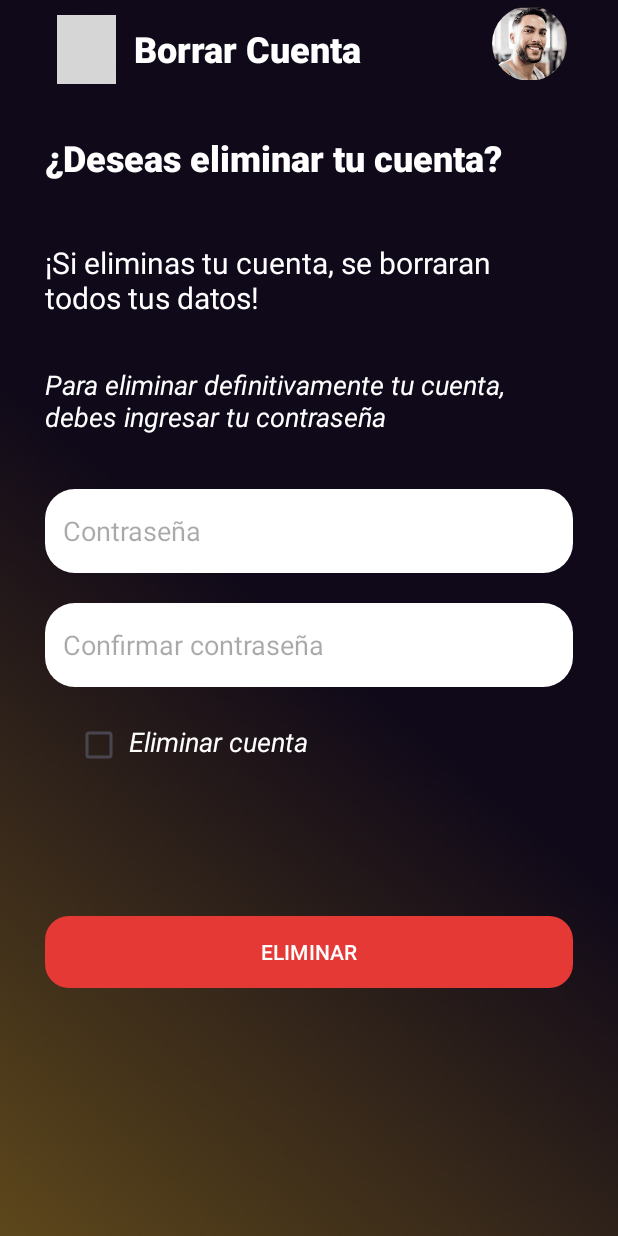
After one commit to ispcapp/GymApp-mobile, an Android app: the layout fragment_delete_account.xml on its own in the app's theme, with its tools: preview values and no code run, on a phone screen of 412 x 824 dp. The commit adds this screen. Run offline under Robolectric (Android 15) with nearby library versions, the phone set to English and light mode, and no system bars; grey boxes are pictures that could not be loaded.

Commit message:
Subiendo pantalla/vista Ajustes-Borrar Cuenta

```diff
--- /dev/null
+++ b/gymApp/app/src/main/java/com/ispcapp/gymapp/DeleteAccountFragment.java
@@ -0,0 +1,64 @@
+package com.ispcapp.gymapp;
+
+import android.os.Bundle;
+
+import androidx.fragment.app.Fragment;
+
+import android.view.LayoutInflater;
+import android.view.View;
+import android.view.ViewGroup;
+
+/**
+ * A simple {@link Fragment} subclass.
+ * Use the {@link DeleteAccountFragment#newInstance} factory method to
+ * create an instance of this fragment.
+ */
+public class DeleteAccountFragment extends Fragment {
+
+    // TODO: Rename parameter arguments, choose names that match
+    // the fragment initialization parameters, e.g. ARG_ITEM_NUMBER
+    private static final String ARG_PARAM1 = "param1";
+    private static final String ARG_PARAM2 = "param2";
+
+    // TODO: Rename and change types of parameters
+    private String mParam1;
+    private String mParam2;
+
+    public DeleteAccountFragment() {
+        // Required empty public constructor
+    }
+
+    /**
+     * Use this factory method to create a new instance of
+     * this fragment using the provided parameters.
+     *
+     * @param param1 Parameter 1.
+     * @param param2 Parameter 2.
+     * @return A new instance of fragment DeleteAccountFragment.
+     */
+    // TODO: Rename and change types and number of parameters
+    public static DeleteAccountFragment newInstance(String param1, String param2) {
+        DeleteAccountFragment fragment = new DeleteAccountFragment();
+        Bundle args = new Bundle();
+        args.putString(ARG_PARAM1, param1);
+        args.putString(ARG_PARAM2, param2);
+        fragment.setArguments(args);
+        return fragment;
+    }
+
+    @Override
+    public void onCreate(Bundle savedInstanceState) {
+        super.onCreate(savedInstanceState);
+        if (getArguments() != null) {
+            mParam1 = getArguments().getString(ARG_PARAM1);
+            mParam2 = getArguments().getString(ARG_PARAM2);
+        }
+    }
+
+    @Override
+    public View onCreateView(LayoutInflater inflater, ViewGroup container,
+                             Bundle savedInstanceState) {
+        // Inflate the layout for this fragment
+        return inflater.inflate(R.layout.fragment_delete_account, container, false);
+    }
+}
--- a/gymApp/app/src/main/java/com/ispcapp/gymapp/SettingsFragment.java
+++ b/gymApp/app/src/main/java/com/ispcapp/gymapp/SettingsFragment.java
@@ -39,6 +39,18 @@ public class SettingsFragment extends Fragment {
                         .commit();
             }
         });
+
+        tv_delete_account_settings = componentFragment.findViewById(R.id.tv_delete_account_settings);
+        tv_delete_account_settings.setOnClickListener(new View.OnClickListener() {
+            @Override
+            public void onClick(View v) {
+                fragmentManager.beginTransaction()
+                        .replace(R.id.fcv_settings, DeleteAccountFragment.class, null)
+                        .setReorderingAllowed(true)
+                        .addToBackStack("name")
+                        .commit();
+            }
+        });
         return componentFragment;
     }
 }
--- /dev/null
+++ b/gymApp/app/src/main/res/layout/fragment_delete_account.xml
@@ -0,0 +1,170 @@
+<?xml version="1.0" encoding="utf-8"?>
+<androidx.constraintlayout.widget.ConstraintLayout xmlns:android="http://schemas.android.com/apk/res/android"
+    xmlns:app="http://schemas.android.com/apk/res-auto"
+    xmlns:tools="http://schemas.android.com/tools"
+    android:layout_width="match_parent"
+    android:layout_height="match_parent"
+    android:background="@drawable/background_gradiant"
+    tools:context=".DeleteAccountFragment">
+
+
+    <TextView
+        android:id="@+id/textView32"
+        android:layout_width="0dp"
+        android:layout_height="wrap_content"
+        android:layout_marginTop="24dp"
+        android:fontFamily="sans-serif"
+        android:text="@string/txt_delete_account3"
+        android:textColor="@color/white"
+        android:textSize="18sp"
+        android:textStyle="italic"
+        app:layout_constraintEnd_toStartOf="@+id/guideline20"
+        app:layout_constraintStart_toEndOf="@+id/checkBox"
+        app:layout_constraintTop_toBottomOf="@+id/editTextTextPassword12" />
+
+    <com.google.android.material.imageview.ShapeableImageView
+        android:id="@+id/iv_avatar_profile11"
+        android:layout_width="50dp"
+        android:layout_height="50dp"
+        android:layout_marginTop="4dp"
+        android:layout_marginEnd="4dp"
+        app:layout_constraintEnd_toStartOf="@+id/guideline20"
+        app:layout_constraintTop_toTopOf="parent"
+        app:shapeAppearanceOverlay="@style/circular"
+        app:srcCompat="@drawable/perfil_male" />
+
+    <TextView
+        android:id="@+id/textView28"
+        android:layout_width="wrap_content"
+        android:layout_height="wrap_content"
+        android:layout_marginTop="16dp"
+        android:fontFamily="sans-serif-black"
+        android:text="@string/lbl_title_delete_account"
+        android:textColor="@color/white"
+        android:textSize="24sp"
+        android:textStyle="bold"
+        app:layout_constraintEnd_toStartOf="@+id/guideline20"
+        app:layout_constraintHorizontal_bias="0.079"
+        app:layout_constraintStart_toEndOf="@+id/btn_back_delete_account"
+        app:layout_constraintTop_toTopOf="parent" />
+
+    <ImageView
+        android:id="@+id/btn_back_delete_account"
+        android:layout_width="39dp"
+        android:layout_height="46dp"
+        android:layout_marginStart="8dp"
+        android:layout_marginTop="10dp"
+        app:layout_constraintStart_toStartOf="@+id/guideline19"
+        app:layout_constraintTop_toTopOf="parent"
+        app:srcCompat="@drawable/arrow_back_24" />
+
+    <TextView
+        android:id="@+id/textView29"
+        android:layout_width="0dp"
+        android:layout_height="wrap_content"
+        android:layout_marginTop="40dp"
+        android:fontFamily="sans-serif-black"
+        android:text="@string/lbl_subtitle_delete_account"
+        android:textColor="@color/white"
+        android:textSize="24sp"
+        android:textStyle="bold"
+        app:layout_constraintEnd_toStartOf="@+id/guideline20"
+        app:layout_constraintHorizontal_bias="1.0"
+        app:layout_constraintStart_toStartOf="@+id/guideline19"
+        app:layout_constraintTop_toBottomOf="@+id/textView28" />
+
+    <TextView
+        android:id="@+id/textView30"
+        android:layout_width="0dp"
+        android:layout_height="wrap_content"
+        android:layout_marginTop="40dp"
+        android:fontFamily="sans-serif"
+        android:text="@string/lbl_subtitle_delete_account2"
+        android:textColor="@color/white"
+        android:textSize="20sp"
+        app:layout_constraintEnd_toStartOf="@+id/guideline20"
+        app:layout_constraintHorizontal_bias="0.0"
+        app:layout_constraintStart_toStartOf="@+id/guideline19"
+        app:layout_constraintTop_toBottomOf="@+id/textView29" />
+
+    <TextView
+        android:id="@+id/textView31"
+        android:layout_width="0dp"
+        android:layout_height="wrap_content"
+        android:layout_marginTop="32dp"
+        android:fontFamily="sans-serif"
+        android:text="@string/lbl_subtitle_delete_account3"
+        android:textColor="@color/white"
+        android:textSize="18sp"
+        android:textStyle="italic"
+        app:layout_constraintEnd_toStartOf="@+id/guideline20"
+        app:layout_constraintHorizontal_bias="1.0"
+        app:layout_constraintStart_toStartOf="@+id/guideline19"
+        app:layout_constraintTop_toBottomOf="@+id/textView30" />
+
+    <com.google.android.material.textfield.TextInputEditText
+        android:id="@+id/editTextTextPassword11"
+        android:layout_width="0dp"
+        android:layout_height="56dp"
+        android:layout_marginTop="36dp"
+        android:background="@drawable/edit_text_background"
+        android:ems="10"
+        android:hint="@string/txt_delete_account"
+        android:inputType="textPassword"
+        android:padding="12dp"
+        app:layout_constraintEnd_toStartOf="@+id/guideline20"
+        app:layout_constraintHorizontal_bias="0.0"
+        app:layout_constraintStart_toStartOf="@+id/guideline19"
+        app:layout_constraintTop_toBottomOf="@+id/textView31" />
+
+    <com.google.android.material.textfield.TextInputEditText
+        android:id="@+id/editTextTextPassword12"
+        android:layout_width="0dp"
+        android:layout_height="56dp"
+        android:layout_marginTop="20dp"
+        android:background="@drawable/edit_text_background"
+        android:ems="10"
+        android:hint="@string/txt_delete_account2"
+        android:inputType="textPassword"
+        android:padding="12dp"
+        app:layout_constraintEnd_toStartOf="@+id/guideline20"
+        app:layout_constraintHorizontal_bias="0.0"
+        app:layout_constraintStart_toStartOf="@+id/guideline19"
+        app:layout_constraintTop_toBottomOf="@+id/editTextTextPassword11" />
+
+    <CheckBox
+        android:id="@+id/checkBox"
+        android:layout_width="40dp"
+        android:layout_height="46dp"
+        android:layout_marginStart="16dp"
+        android:layout_marginTop="16dp"
+        app:layout_constraintStart_toStartOf="@+id/guideline19"
+        app:layout_constraintTop_toBottomOf="@+id/editTextTextPassword12" />
+
+    <com.google.android.material.button.MaterialButton
+        android:id="@+id/btn_delete_account"
+        android:layout_width="0dp"
+        android:layout_height="56dp"
+        android:layout_marginTop="100dp"
+        android:text="@string/lbl_btn_delete_account"
+        app:backgroundTint="#E53935"
+        app:cornerRadius="16dp"
+        app:layout_constraintEnd_toStartOf="@+id/guideline20"
+        app:layout_constraintHorizontal_bias="0.0"
+        app:layout_constraintStart_toStartOf="@+id/guideline19"
+        app:layout_constraintTop_toBottomOf="@+id/textView32" />
+
+    <androidx.constraintlayout.widget.Guideline
+        android:id="@+id/guideline19"
+        android:layout_width="wrap_content"
+        android:layout_height="wrap_content"
+        android:orientation="vertical"
+        app:layout_constraintGuide_begin="30dp" />
+
+    <androidx.constraintlayout.widget.Guideline
+        android:id="@+id/guideline20"
+        android:layout_width="wrap_content"
+        android:layout_height="wrap_content"
+        android:orientation="vertical"
+        app:layout_constraintGuide_end="30dp" />
+</androidx.constraintlayout.widget.ConstraintLayout>
--- a/gymApp/app/src/main/res/layout/fragment_settings.xml
+++ b/gymApp/app/src/main/res/layout/fragment_settings.xml
@@ -170,7 +170,7 @@
 
     <FrameLayout
         android:id="@+id/fcv_settings"
-        android:name="com.lanusroots.gymapp_test.ChangePasswordFragment"
+        android:name="com.ispcapp.gymapp.ChangePasswordFragment"
         android:layout_width="match_parent"
         android:layout_height="match_parent" />
 
```
Also changed, not shown: 1 other file.
